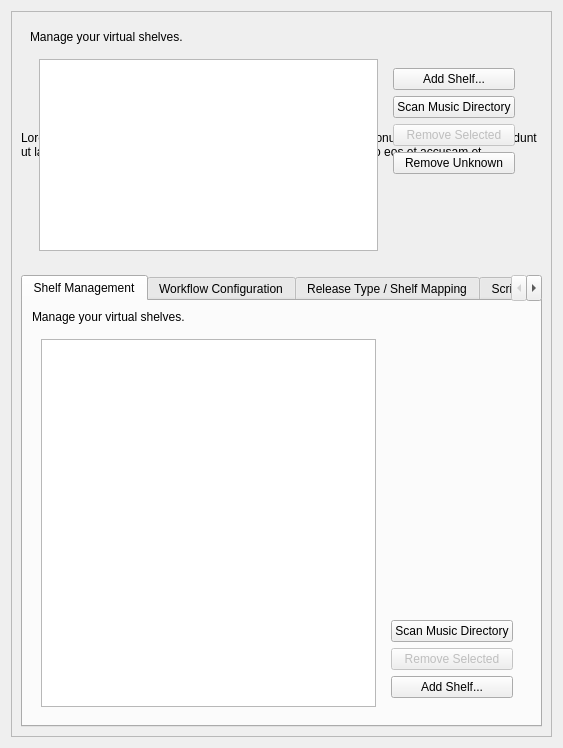
nrth3rnlb/picard-plugin-shelves, file shelves/ui/shelves.ui: the form before one commit.
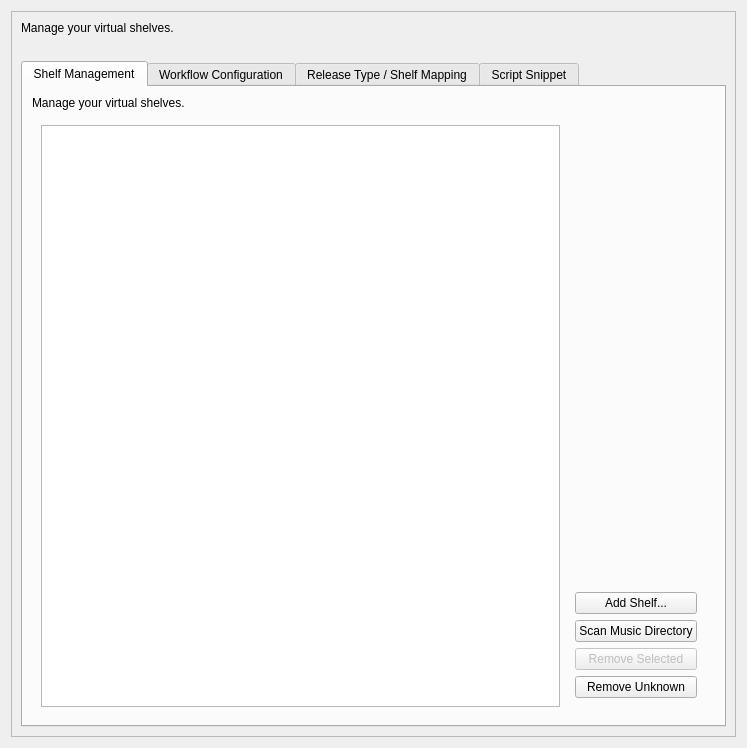
The form after the commit. The open tabs and pages were chosen to show the change.

Commit message: refactor(ui): simplify shelves layout and update widget structure

```diff
--- a/shelves/ui/shelves.ui
+++ b/shelves/ui/shelves.ui
@@ -2,14 +2,14 @@
 <ui version="4.0">
  <class>ShelvesConfigPage</class>
  <widget class="QWidget" name="Shelves">
-     <property name="geometry">
-         <rect>
-             <x>0</x>
-             <y>0</y>
-             <width>563</width>
-             <height>748</height>
-         </rect>
-     </property>
+  <property name="geometry">
+   <rect>
+    <x>0</x>
+    <y>0</y>
+    <width>747</width>
+    <height>748</height>
+   </rect>
+  </property>
   <property name="windowTitle">
    <string>Shelves Configuration</string>
   </property>
@@ -20,19 +20,29 @@
       <bool>true</bool>
      </property>
      <widget class="QWidget" name="scrollAreaWidgetContents">
-         <property name="geometry">
-             <rect>
-                 <x>0</x>
-                 <y>0</y>
-                 <width>543</width>
-                 <height>728</height>
-             </rect>
-         </property>
+      <property name="geometry">
+       <rect>
+        <x>0</x>
+        <y>0</y>
+        <width>727</width>
+        <height>728</height>
+       </rect>
+      </property>
       <layout class="QVBoxLayout" name="verticalLayout">
+       <item>
+        <widget class="QLabel" name="shelves_description">
+         <property name="text">
+          <string>Manage your virtual shelves.</string>
+         </property>
+         <property name="wordWrap">
+          <bool>true</bool>
+         </property>
+        </widget>
+       </item>
        <item>
         <widget class="QLabel" name="label">
          <property name="text">
-          <string>Lorem ipsum dolor sit amet, consetetur sadipscing elitr, sed diam nonumy eirmod tempor invidunt ut labore et dolore magna aliquyam erat, sed diam voluptua. At vero eos et accusam et</string>
+          <string/>
          </property>
          <property name="wordWrap">
           <bool>true</bool>
@@ -43,95 +53,7 @@
          <property name="textInteractionFlags">
           <set>Qt::LinksAccessibleByKeyboard|Qt::LinksAccessibleByMouse|Qt::TextBrowserInteraction|Qt::TextSelectableByKeyboard|Qt::TextSelectableByMouse</set>
          </property>
-         <layout class="QVBoxLayout" name="verticalLayout_2">
-          <item>
-           <widget class="QLabel" name="shelves_description">
-            <property name="text">
-             <string>Manage your virtual shelves.</string>
-            </property>
-            <property name="wordWrap">
-             <bool>true</bool>
-            </property>
-           </widget>
-          </item>
-          <item>
-           <widget class="QWidget" name="widget" native="true">
-            <layout class="QHBoxLayout" name="horizontalLayout">
-             <item>
-              <widget class="QListWidget" name="shelf_list">
-               <property name="enabled">
-                <bool>true</bool>
-               </property>
-               <property name="sizePolicy">
-                <sizepolicy hsizetype="Expanding" vsizetype="Minimum">
-                 <horstretch>0</horstretch>
-                 <verstretch>0</verstretch>
-                </sizepolicy>
-               </property>
-               <property name="alternatingRowColors">
-                <bool>true</bool>
-               </property>
-               <property name="selectionMode">
-                <enum>QAbstractItemView::SingleSelection</enum>
-               </property>
-               <property name="sortingEnabled">
-                <bool>true</bool>
-               </property>
-              </widget>
-             </item>
-             <item alignment="Qt::AlignRight|Qt::AlignTop">
-              <widget class="QWidget" name="widget_2" native="true">
-               <property name="sizePolicy">
-                <sizepolicy hsizetype="Preferred" vsizetype="Preferred">
-                 <horstretch>0</horstretch>
-                 <verstretch>0</verstretch>
-                </sizepolicy>
-               </property>
-               <layout class="QVBoxLayout" name="verticalLayout_6">
-                <item>
-                    <widget class="QPushButton" name="b_add_shelf">
-                        <property name="text">
-                            <string>Add Shelf...</string>
-                        </property>
-                    </widget>
-                </item>
-                   <item>
-                 <widget class="QPushButton" name="b_scan_4_shelves">
-                  <property name="toolTip">
-                   <string>Automatically detect shelves from your music library directory</string>
-                  </property>
-                  <property name="text">
-                   <string>Scan Music Directory</string>
-                  </property>
-                 </widget>
-                </item>
-                <item>
-                 <widget class="QPushButton" name="b_remove_shelf">
-                  <property name="enabled">
-                   <bool>false</bool>
-                  </property>
-                  <property name="text">
-                   <string>Remove Selected</string>
-                  </property>
-                 </widget>
-                </item>
-                <item>
-                    <widget class="QPushButton" name="b_remove_unknown_shelves">
-                        <property name="toolTip">
-                            <string>Remove virtual shelves that have no equivalent in the music directory.</string>
-                        </property>
-                  <property name="text">
-                      <string>Remove Unknown</string>
-                  </property>
-                 </widget>
-                </item>
-               </layout>
-              </widget>
-             </item>
-            </layout>
-           </widget>
-          </item>
-         </layout>
+         <layout class="QVBoxLayout" name="verticalLayout_2"/>
         </widget>
        </item>
        <item>
@@ -143,7 +65,10 @@
           </sizepolicy>
          </property>
          <property name="currentIndex">
-          <number>2</number>
+          <number>1</number>
+         </property>
+         <property name="tabsClosable">
+          <bool>false</bool>
          </property>
          <widget class="QWidget" name="tab_4">
           <attribute name="title">
@@ -213,6 +138,13 @@
                    </property>
                   </spacer>
                  </item>
+                 <item>
+                  <widget class="QPushButton" name="b_add_shelf">
+                   <property name="text">
+                    <string>Add Shelf...</string>
+                   </property>
+                  </widget>
+                 </item>
                  <item>
                   <widget class="QPushButton" name="b_scan_4_shelves">
                    <property name="toolTip">
@@ -234,9 +166,12 @@
                   </widget>
                  </item>
                  <item>
-                  <widget class="QPushButton" name="b_add_shelf">
+                  <widget class="QPushButton" name="b_remove_unknown_shelves">
+                   <property name="toolTip">
+                    <string>Remove virtual shelves that have no equivalent in the music directory.</string>
+                   </property>
                    <property name="text">
-                    <string>Add Shelf...</string>
+                    <string>Remove Unknown</string>
                    </property>
                   </widget>
                  </item>
```
Left out of the diff: 2 changed lines with no effect on the pictures.
